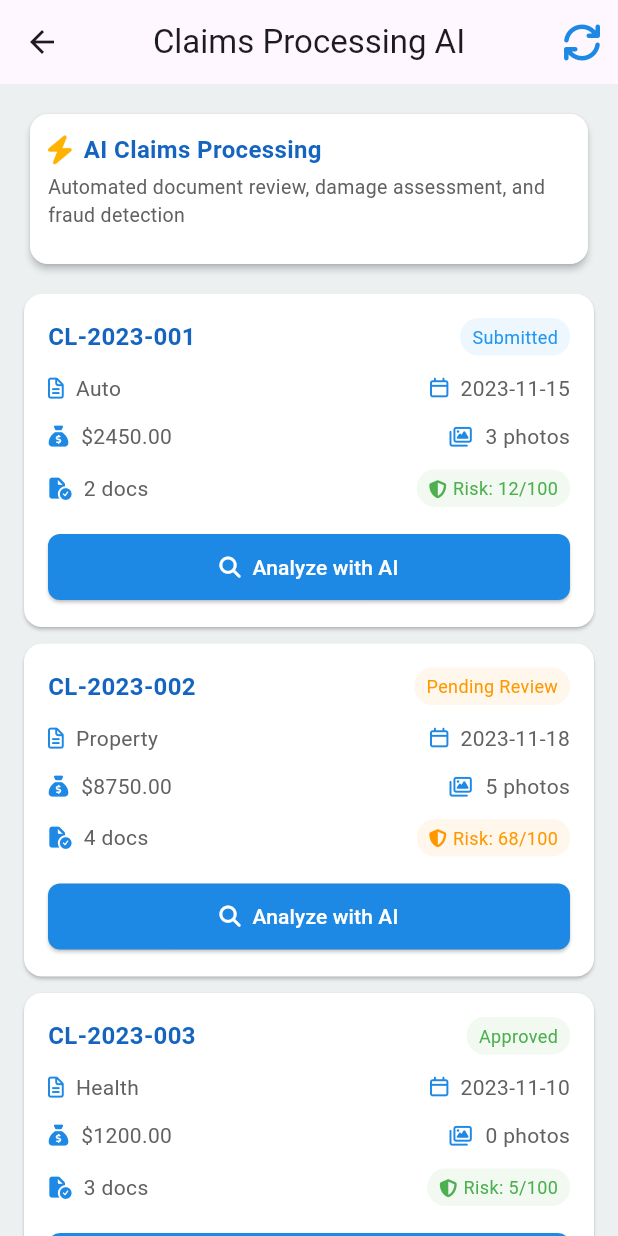
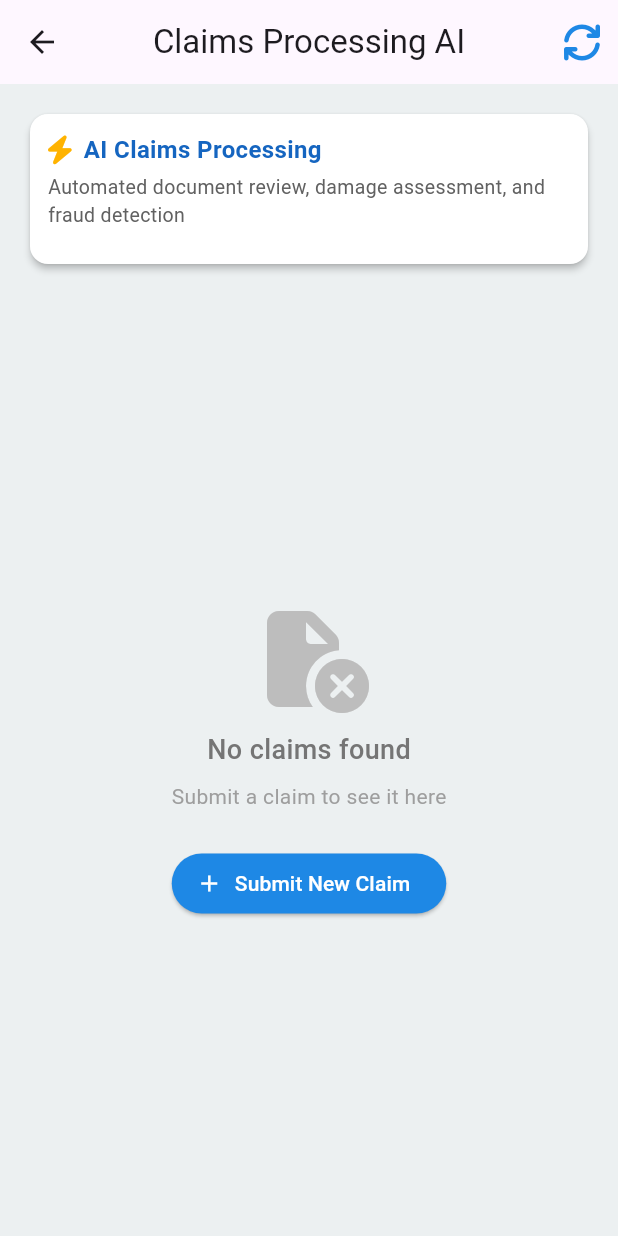
Before and after one commit to the13nth/kanda, a Flutter app: the ClaimsProcessingScreen screen opened directly, on a phone screen of 412 x 824 dp. Run offline on Flutter 3.47's test engine with Material 3 defaults, Android fonts, the phone set to English and light mode, and no system bars; our stand-ins replace dotted_border, fl_chart, flutter_markdown, flutter_spinkit, font_awesome_flutter, google_fonts and 2 more; accounts and stored records are empty.

Commit message:
🤖 feat: Integrate AI Claims Processing with Supabase
- Create ClaimService for Supabase operations (CRUD, statistics)
- Update AI Claims Processing screen to fetch real claims from database
- Replace dummy data with actual user claims from Supabase
- Implement AI analysis with Gemini API integration
- Add risk score calculation based on claim amount and type
- Update claim cards to display real claim data (number, type, amount, status)
- Add loading states and empty state handling
- Fix linting issues and code formatting
- Enhance AI analysis with claim updates to database

```diff
--- a/lib/services/claim_service.dart
+++ b/lib/services/claim_service.dart
@@ -6,7 +6,7 @@ import 'supabase_config.dart';
 class ClaimService {
   static final SupabaseClient _client = SupabaseConfig.client;
 
-  // Get user's claims
+  // Get all claims for the current user
   static Future<List<Claim>> getUserClaims() async {
     try {
       final user = _client.auth.currentUser;
@@ -18,12 +18,32 @@ class ClaimService {
           .eq('user_id', user.id)
           .order('created_at', ascending: false);
 
-      return (response as List)
-          .map((json) => Claim.fromJson(json as Map<String, dynamic>))
+      return response
+          .map<Claim>((json) => Claim.fromJson(json))
           .toList();
     } catch (e) {
       developer.log('Error getting user claims: $e');
       rethrow;
+    }
+  }
+
+  // Get a specific claim by ID
+  static Future<Claim?> getClaimById(String claimId) async {
+    try {
+      final user = _client.auth.currentUser;
+      if (user == null) throw Exception('User not authenticated');
+
+      final response = await _client
+          .from('claims')
+          .select()
+          .eq('id', claimId)
+          .eq('user_id', user.id)
+          .single();
+
+      return Claim.fromJson(response);
+    } catch (e) {
+      developer.log('Error getting claim by ID: $e');
+      return null;
     }
   }
 
@@ -46,29 +66,59 @@ class ClaimService {
     }
   }
 
-  // Update a claim
-  static Future<Claim> updateClaim(Claim claim) async {
+  // Update claim status
+  static Future<Claim> updateClaimStatus(String claimId, String status) async {
     try {
       final user = _client.auth.currentUser;
       if (user == null) throw Exception('User not authenticated');
 
       final response = await _client
           .from('claims')
-          .update(claim.toJson())
-          .eq('id', claim.id)
+          .update({'status': status, 'updated_at': DateTime.now().toIso8601String()})
+          .eq('id', claimId)
           .eq('user_id', user.id)
           .select()
           .single();
 
       return Claim.fromJson(response);
     } catch (e) {
-      developer.log('Error updating claim: $e');
+      developer.log('Error updating claim status: $e');
       rethrow;
     }
   }
 
-  // Get claim by ID
-  static Future<Claim?> getClaimById(String claimId) async {
+  // Update claim with AI analysis
+  static Future<Claim> updateClaimWithAnalysis(
+    String claimId,
+    String analysisResult,
+    int riskScore,
+  ) async {
+    try {
+      final user = _client.auth.currentUser;
+      if (user == null) throw Exception('User not authenticated');
+
+      final response = await _client
+          .from('claims')
+          .update({
+            'adjuster_notes': analysisResult,
+            'updated_at': DateTime.now().toIso8601String(),
+            // Add risk_score field if it exists in your schema
+            // 'risk_score': riskScore,
+          })
+          .eq('id', claimId)
+          .eq('user_id', user.id)
+          .select()
+          .single();
+
+      return Claim.fromJson(response);
+    } catch (e) {
+      developer.log('Error updating claim with analysis: $e');
+      rethrow;
+    }
+  }
+
+  // Get claims by status
+  static Future<List<Claim>> getClaimsByStatus(String status) async {
     try {
       final user = _client.auth.currentUser;
       if (user == null) throw Exception('User not authenticated');
@@ -76,31 +126,51 @@ class ClaimService {
       final response = await _client
           .from('claims')
           .select()
-          .eq('id', claimId)
           .eq('user_id', user.id)
-          .maybeSingle();
+          .eq('status', status)
+          .order('created_at', ascending: false);
 
-      if (response == null) return null;
-      return Claim.fromJson(response);
+      return response
+          .map<Claim>((json) => Claim.fromJson(json))
+          .toList();
     } catch (e) {
-      developer.log('Error getting claim by ID: $e');
+      developer.log('Error getting claims by status: $e');
       rethrow;
     }
   }
 
-  // Delete a claim
-  static Future<void> deleteClaim(String claimId) async {
+  // Get claims statistics
+  static Future<Map<String, dynamic>> getClaimsStatistics() async {
     try {
       final user = _client.auth.currentUser;
       if (user == null) throw Exception('User not authenticated');
 
-      await _client
+      final response = await _client
           .from('claims')
-          .delete()
-          .eq('id', claimId)
+          .select()
           .eq('user_id', user.id);
+
+      final claims = (response as List)
+          .map((json) => Claim.fromJson(json as Map<String, dynamic>))
+          .toList();
+
+      final totalClaims = claims.length;
+      final submittedClaims = claims.where((c) => c.status == 'submitted').length;
+      final approvedClaims = claims.where((c) => c.status == 'approved').length;
+      final pendingClaims = claims.where((c) => c.status == 'processing').length;
+      final totalAmount = claims
+          .where((c) => c.claimAmount != null)
+          .fold(0.0, (sum, claim) => sum + claim.claimAmount!);
+
+      return {
+        'total_claims': totalClaims,
+        'submitted_claims': submittedClaims,
+        'approved_claims': approvedClaims,
+        'pending_claims': pendingClaims,
+        'total_amount': totalAmount,
+      };
     } catch (e) {
-      developer.log('Error deleting claim: $e');
+      developer.log('Error getting claims statistics: $e');
       rethrow;
     }
   }
--- a/lib/views/aiclaimprocess/ai.dart
+++ b/lib/views/aiclaimprocess/ai.dart
@@ -5,6 +5,8 @@ import 'package:http/http.dart' as http;
 import 'dart:convert';
 
 import '../../core/config.dart';
+import '../../models/claim.dart';
+import '../../services/claim_service.dart';
 
 class ClaimsProcessingScreen extends StatefulWidget {
   const ClaimsProcessingScreen({super.key});
@@ -14,7 +16,8 @@ class ClaimsProcessingScreen extends StatefulWidget {
 }
 
 class _ClaimsProcessingScreenState extends State<ClaimsProcessingScreen> {
-  final List<ClaimItem> _claims = [];
+  List<Claim> _claims = [];
+  bool _isLoading = true;
   bool _isAnalyzing = false;
   String _analysisResult = '';
   final ScrollController _scrollController = ScrollController();
@@ -22,7 +25,7 @@ class _ClaimsProcessingScreenState extends State<ClaimsProcessingScreen> {
   @override
   void initState() {
     super.initState();
-    _loadDummyClaims();
+    _loadClaims();
   }
 
   @override
@@ -31,44 +34,30 @@ class _ClaimsProcessingScreenState extends State<ClaimsProcessingScreen> {
     super.dispose();
   }
 
-  void _loadDummyClaims() {
+  Future<void> _loadClaims() async {
     setState(() {
-      _claims.addAll([
-        ClaimItem(
-          id: 'CL-2023-001',
-          type: 'Auto',
-          status: 'Submitted',
-          date: '2023-11-15',
-          amount: 2450.00,
-          photos: 3,
-          documents: 2,
-          riskScore: 12,
-        ),
-        ClaimItem(
-          id: 'CL-2023-002',
-          type: 'Property',
-          status: 'Pending Review',
-          date: '2023-11-18',
-          amount: 8750.00,
-          photos: 5,
-          documents: 4,
-          riskScore: 68,
-        ),
-        ClaimItem(
-          id: 'CL-2023-003',
-          type: 'Health',
-          status: 'Approved',
-          date: '2023-11-10',
-          amount: 1200.00,
-          photos: 0,
-          documents: 3,
-          riskScore: 5,
-        ),
-      ]);
+      _isLoading = true;
+    });
+
+    try {
+      final claims = await ClaimService.getUserClaims();
+      setState(() {
+        _claims = claims;
+      });
+    } catch (e) {
+      if (mounted) {
+        ScaffoldMessenger.of(
+          context,
+        ).showSnackBar(SnackBar(content: Text('Error loading claims: $e')));
+      }
+    } finally {
+      setState(() {
+        _isLoading = false;
       });
     }
+  }
 
-  Future<void> _analyzeClaim(ClaimItem claim) async {
+  Future<void> _analyzeClaim(Claim claim) async {
     setState(() {
       _isAnalyzing = true;
       _analysisResult = '';
@@ -85,26 +74,47 @@ class _ClaimsProcessingScreenState extends State<ClaimsProcessingScreen> {
             {
               "parts": [
                 {
-                  "text": "Act as an insurance claims AI analyzer. Analyze this claim:\n"
-                      "Claim ID: ${claim.id}\n"
-                      "Type: ${claim.type}\n"
-                      "Amount: \$${claim.amount}\n"
-                      "Risk Score: ${claim.riskScore}/100\n\n"
+                  "text":
+                      "Act as an insurance claims AI analyzer. Analyze this claim:\n"
+                      "Claim ID: ${claim.claimNumber}\n"
+                      "Type: ${claim.claimType}\n"
+                      "Amount: \$${claim.claimAmount ?? 0}\n"
+                      "Status: ${claim.status}\n"
+                      "Description: ${claim.description}\n"
+                      "Incident Date: ${claim.incidentDate}\n"
+                      "Documents: ${claim.documentsUrls?.length ?? 0} files\n\n"
                       "Provide: \n"
                       "- Damage assessment \n"
                       "- Fraud likelihood with reasoning\n"
                       "- Recommended action\n"
-                      "Format response with clear markdown bullet points"
-                }
-              ]
-            }
-          ]
+                      "- Risk assessment (score 1-100)\n"
+                      "Format response with clear markdown bullet points",
+                },
+              ],
+            },
+          ],
         }),
       );
 
       if (response.statusCode == 200) {
         final data = jsonDecode(response.body);
         final aiResponse = data['candidates'][0]['content']['parts'][0]['text'];
+
+        // Extract risk score from AI response (look for "Risk: X/100" pattern)
+        final riskScoreMatch = RegExp(
+          r'Risk:?\s*(\d+)/100',
+        ).firstMatch(aiResponse);
+        final riskScore = riskScoreMatch != null
+            ? int.parse(riskScoreMatch.group(1)!)
+            : 50;
+
+        // Update claim with analysis
+        await ClaimService.updateClaimWithAnalysis(
+          claim.id,
+          aiResponse,
+          riskScore,
+        );
+
         setState(() {
           _analysisResult = aiResponse;
           // Scroll to bottom after analysis result is shown
@@ -140,7 +150,7 @@ class _ClaimsProcessingScreenState extends State<ClaimsProcessingScreen> {
           IconButton(
             icon: const FaIcon(FontAwesomeIcons.arrowsRotate),
             color: Colors.blue[600],
-            onPressed: _loadDummyClaims,
+            onPressed: _loadClaims,
           ),
         ],
       ),
@@ -199,7 +209,51 @@ class _ClaimsProcessingScreenState extends State<ClaimsProcessingScreen> {
 
           // Main content area with scrollable claims and analysis
           Expanded(
-            child: SingleChildScrollView(
+            child: _isLoading
+                ? const Center(child: CircularProgressIndicator())
+                : _claims.isEmpty
+                ? Center(
+                    child: Column(
+                      mainAxisAlignment: MainAxisAlignment.center,
+                      children: [
+                        Icon(
+                          FontAwesomeIcons.fileCircleXmark,
+                          size: 64,
+                          color: Colors.grey[400],
+                        ),
+                        const SizedBox(height: 16),
+                        Text(
+                          'No claims found',
+                          style: TextStyle(
+                            fontSize: 18,
+                            color: Colors.grey[600],
+                            fontWeight: FontWeight.w500,
+                          ),
+                        ),
+                        const SizedBox(height: 8),
+                        Text(
+                          'Submit a claim to see it here',
+                          style: TextStyle(
+                            fontSize: 14,
+                            color: Colors.grey[500],
+                          ),
+                        ),
+                        const SizedBox(height: 24),
+                        ElevatedButton.icon(
+                          onPressed: () {
+                            Navigator.pushNamed(context, '/claim-form');
+                          },
+                          icon: const Icon(Icons.add),
+                          label: const Text('Submit New Claim'),
+                          style: ElevatedButton.styleFrom(
+                            backgroundColor: Colors.blue[600],
+                            foregroundColor: Colors.white,
+                          ),
+                        ),
+                      ],
+                    ),
+                  )
+                : SingleChildScrollView(
                     controller: _scrollController,
                     physics: const AlwaysScrollableScrollPhysics(),
                     child: Column(
@@ -208,10 +262,14 @@ class _ClaimsProcessingScreenState extends State<ClaimsProcessingScreen> {
                         Padding(
                           padding: const EdgeInsets.symmetric(horizontal: 16),
                           child: Column(
-                      children: _claims.map((claim) => ClaimCard(
+                            children: _claims
+                                .map(
+                                  (claim) => ClaimCard(
                                     claim: claim,
                                     onAnalyze: () => _analyzeClaim(claim),
-                      )).toList(),
+                                  ),
+                                )
+                                .toList(),
                           ),
                         ),
 
@@ -247,7 +305,9 @@ class _ClaimsProcessingScreenState extends State<ClaimsProcessingScreen> {
                                     const SizedBox(height: 8),
                                     SizedBox(
                                       // Constrained height for markdown
-                                height: MediaQuery.of(context).size.height * 0.3,
+                                      height:
+                                          MediaQuery.of(context).size.height *
+                                          0.3,
                                       child: SingleChildScrollView(
                                         child: MarkdownBody(
                                           data: _analysisResult,
@@ -277,63 +337,89 @@ class _ClaimsProcessingScreenState extends State<ClaimsProcessingScreen> {
           ),
 
           // Loading indicator at bottom
-          if (_isAnalyzing)
-            const LinearProgressIndicator(),
+          if (_isAnalyzing) const LinearProgressIndicator(),
         ],
       ),
     );
   }
 }
 
-class ClaimItem {
-  final String id;
-  final String type;
-  final String status;
-  final String date;
-  final double amount;
-  final int photos;
-  final int documents;
-  final int riskScore;
-
-  ClaimItem({
-    required this.id,
-    required this.type,
-    required this.status,
-    required this.date,
-    required this.amount,
-    required this.photos,
-    required this.documents,
-    required this.riskScore,
-  });
-}
-
 class ClaimCard extends StatelessWidget {
-  final ClaimItem claim;
+  final Claim claim;
   final VoidCallback onAnalyze;
 
-  const ClaimCard({
-    required this.claim,
-    required this.onAnalyze,
-    super.key,
-  });
+  const ClaimCard({required this.claim, required this.onAnalyze, super.key});
 
   Color getStatusColor() {
-    switch (claim.status) {
-      case 'Approved':
+    switch (claim.status.toLowerCase()) {
+      case 'approved':
         return Colors.green;
-      case 'Pending Review':
+      case 'processing':
         return Colors.orange;
-      case 'Submitted':
+      case 'submitted':
         return Colors.blue;
+      case 'rejected':
+        return Colors.red;
       default:
         return Colors.grey;
     }
   }
 
   Color getRiskColor() {
-    if (claim.riskScore < 30) return Colors.green;
-    if (claim.riskScore < 70) return Colors.orange;
+    // Calculate risk score based on claim amount and type
+    double riskScore = 50; // Default risk score
+
+    if (claim.claimAmount != null) {
+      if (claim.claimAmount! > 10000) {
+        riskScore = 80;
+      } else if (claim.claimAmount! > 5000) {
+        riskScore = 60;
+      } else if (claim.claimAmount! > 1000) {
+        riskScore = 40;
+      } else {
+        riskScore = 20;
+      }
+    }
+
+    if (claim.claimType == 'theft') {
+      riskScore += 20;
+    }
+    if (claim.claimType == 'accident') {
+      riskScore += 10;
+    }
+
+    if (riskScore < 30) {
+      return Colors.green;
+    }
+    if (riskScore < 70) {
+      return Colors.orange;
+    }
     return Colors.red;
+  }
+
+  int getRiskScore() {
+    double riskScore = 50; // Default risk score
+
+    if (claim.claimAmount != null) {
+      if (claim.claimAmount! > 10000) {
+        riskScore = 80;
+      } else if (claim.claimAmount! > 5000) {
+        riskScore = 60;
+      } else if (claim.claimAmount! > 1000) {
+        riskScore = 40;
+      } else {
+        riskScore = 20;
+      }
+    }
+
+    if (claim.claimType == 'theft') {
+      riskScore += 20;
+    }
+    if (claim.claimType == 'accident') {
+      riskScore += 10;
+    }
+
+    return riskScore.clamp(0, 100).round();
   }
 
   @override
@@ -351,7 +437,7 @@ class ClaimCard extends StatelessWidget {
               children: [
                 Flexible(
                   child: Text(
-                    claim.id,
+                    claim.claimNumber,
                     style: TextStyle(
                       fontWeight: FontWeight.bold,
                       fontSize: 16,
@@ -370,11 +456,8 @@ class ClaimCard extends StatelessWidget {
                     borderRadius: BorderRadius.circular(12),
                   ),
                   child: Text(
-                    claim.status,
-                    style: TextStyle(
-                      color: getStatusColor(),
-                      fontSize: 12,
-                    ),
+                    claim.status.toUpperCase(),
+                    style: TextStyle(color: getStatusColor(), fontSize: 12),
                   ),
                 ),
               ],
@@ -382,26 +465,23 @@ class ClaimCard extends StatelessWidget {
             const SizedBox(height: 12),
             _buildInfoRow(
               icon: FontAwesomeIcons.fileLines,
-              text: claim.type,
+              text: claim.claimType.toUpperCase(),
               secondIcon: FontAwesomeIcons.calendar,
-              secondText: claim.date,
+              secondText: claim.incidentDate,
             ),
             const SizedBox(height: 12),
             _buildInfoRow(
               icon: FontAwesomeIcons.sackDollar,
-              text: '\$${claim.amount.toStringAsFixed(2)}',
+              text: '\$${(claim.claimAmount ?? 0).toStringAsFixed(2)}',
               secondIcon: FontAwesomeIcons.images,
-              secondText: '${claim.photos} photos',
+              secondText: '${claim.documentsUrls?.length ?? 0} files',
             ),
             const SizedBox(height: 12),
             _buildInfoRow(
               icon: FontAwesomeIcons.fileCircleCheck,
-              text: '${claim.documents} docs',
+              text: '${claim.documentsUrls?.length ?? 0} docs',
               secondWidget: Container(
-                padding: const EdgeInsets.symmetric(
-                  horizontal: 8,
-                  vertical: 4,
-                ),
+                padding: const EdgeInsets.symmetric(horizontal: 8, vertical: 4),
                 decoration: BoxDecoration(
                   color: getRiskColor().withAlpha(20),
                   borderRadius: BorderRadius.circular(12),
@@ -416,11 +496,8 @@ class ClaimCard extends StatelessWidget {
                     ),
                     const SizedBox(width: 4),
                     Text(
-                      'Risk: ${claim.riskScore}/100',
-                      style: TextStyle(
-                        color: getRiskColor(),
-                        fontSize: 12,
-                      ),
+                      'Risk: ${getRiskScore()}/100',
+                      style: TextStyle(color: getRiskColor(), fontSize: 12),
                     ),
                   ],
                 ),
@@ -458,37 +535,20 @@ class ClaimCard extends StatelessWidget {
   }) {
     return Row(
       children: [
-        FaIcon(
-          icon,
-          color: Colors.blue[600],
-          size: 14,
-        ),
+        FaIcon(icon, color: Colors.blue[600], size: 14),
         const SizedBox(width: 8),
-        Text(
-          text,
-          style: TextStyle(
-            color: Colors.grey[700],
-            fontSize: 14,
-          ),
-        ),
+        Text(text, style: TextStyle(color: Colors.grey[700], fontSize: 14)),
         const Spacer(),
         if (secondWidget != null)
           secondWidget
         else if (secondIcon != null && secondText != null)
           Row(
             children: [
-              FaIcon(
-                secondIcon,
-                color: Colors.blue[600],
-                size: 14,
-              ),
+              FaIcon(secondIcon, color: Colors.blue[600], size: 14),
               const SizedBox(width: 8),
               Text(
                 secondText,
-                style: TextStyle(
-                  color: Colors.grey[700],
-                  fontSize: 14,
-                ),
+                style: TextStyle(color: Colors.grey[700], fontSize: 14),
               ),
             ],
           ),
```
Lines whose indentation alone changed are shown as unchanged.
